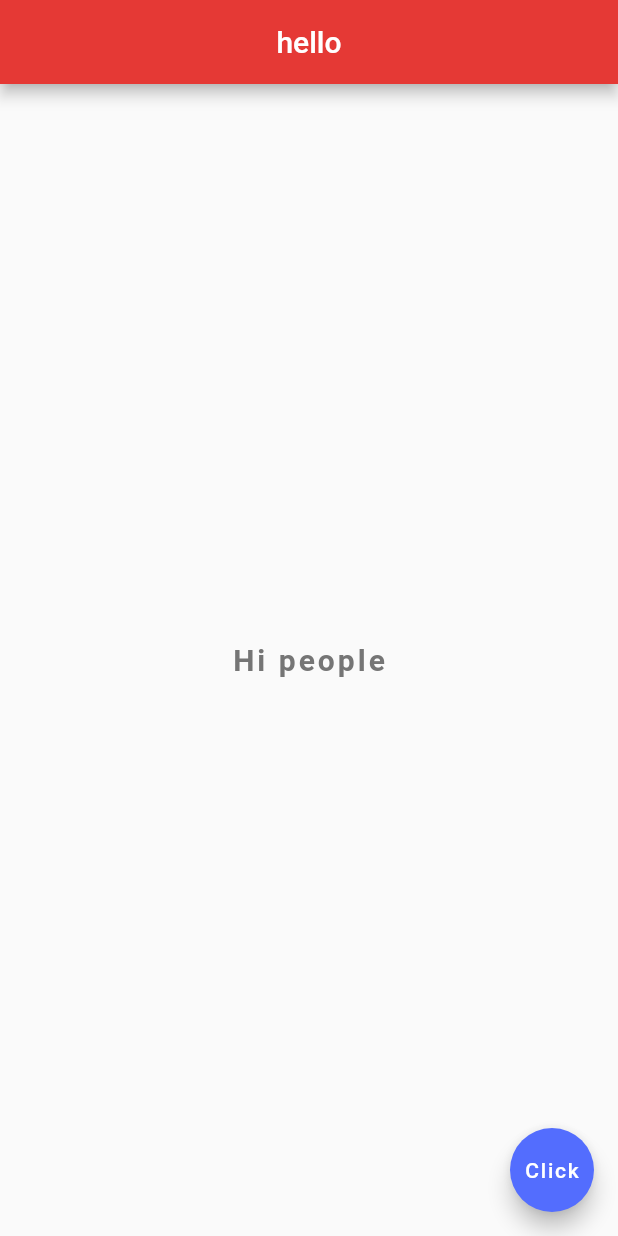
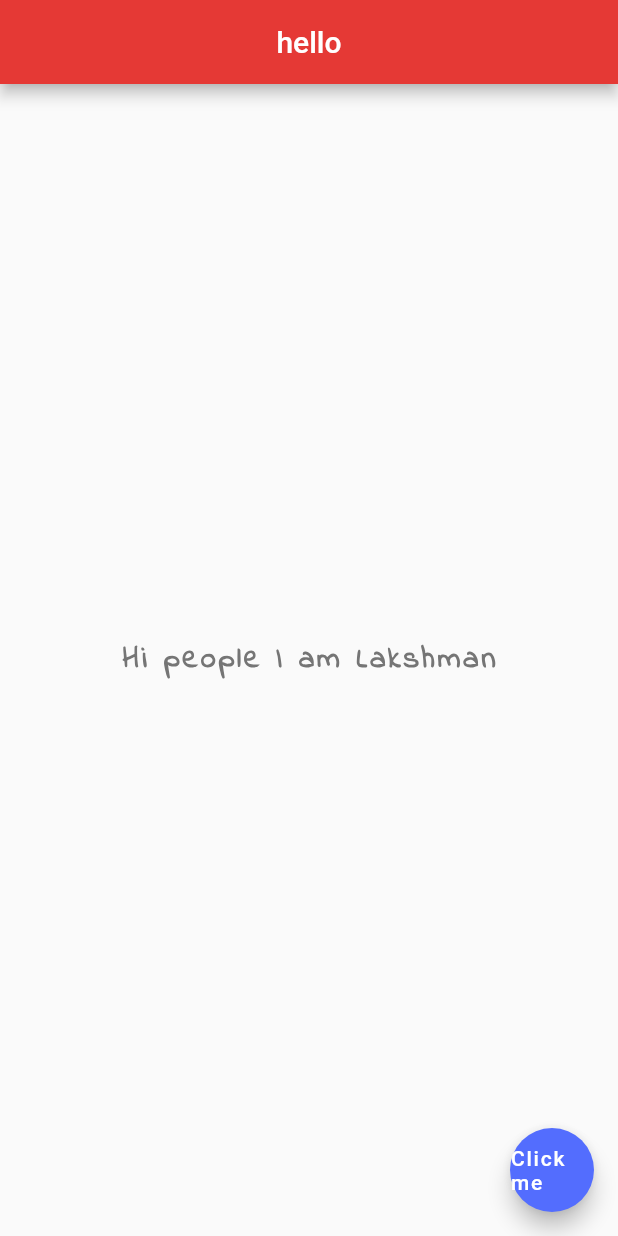
Before and after one commit to Lakshman2806/MobileID, a Flutter app: the screen it shows after launch, on a phone screen of 412 x 824 dp. Run offline on Flutter 3.47's test engine with Material 2 defaults, Android fonts, the phone set to English and light mode, and no system bars; Roboto replaces fonts that are missing (IndieFlower).

Commit message:
font working

```diff
--- a/lib/main.dart
+++ b/lib/main.dart
@@ -7,25 +7,34 @@ import 'package:flutter/material.dart';
 // }
 
 void main() => runApp(MaterialApp(
-  home: Scaffold(
+  home: Home(),
+));
+
+
+class Home extends StatelessWidget {
+  @override
+  Widget build(BuildContext context) {
+    return Scaffold(
       appBar: AppBar(
         title: Text('hello'),
         centerTitle: true,
         backgroundColor: Colors.red[600],
       ),
       body: Center(
-      child: Text("Hi people",
+        child: Text("Hi people I am Lakshman",
           style: TextStyle(
             fontSize: 20,
             fontWeight: FontWeight.bold,
             letterSpacing: 2.0,
             color: Colors.grey[600],
-        fontFamily: 'IndieFlower',
-      ),),
+            fontFamily: 'DancingScript',
+          ),
+        ),
       ),
       floatingActionButton: FloatingActionButton(onPressed: null,
-      child: Text("Click"),
+        child: Text("Click me"),
         backgroundColor: Colors.indigoAccent,
       ),
-  ),
-));
+    );
+  }
+}
```
Also changed, not shown: pubspec.yaml (+7 -7 lines), images/img.png (added). Lines whose indentation alone changed are shown as unchanged.
